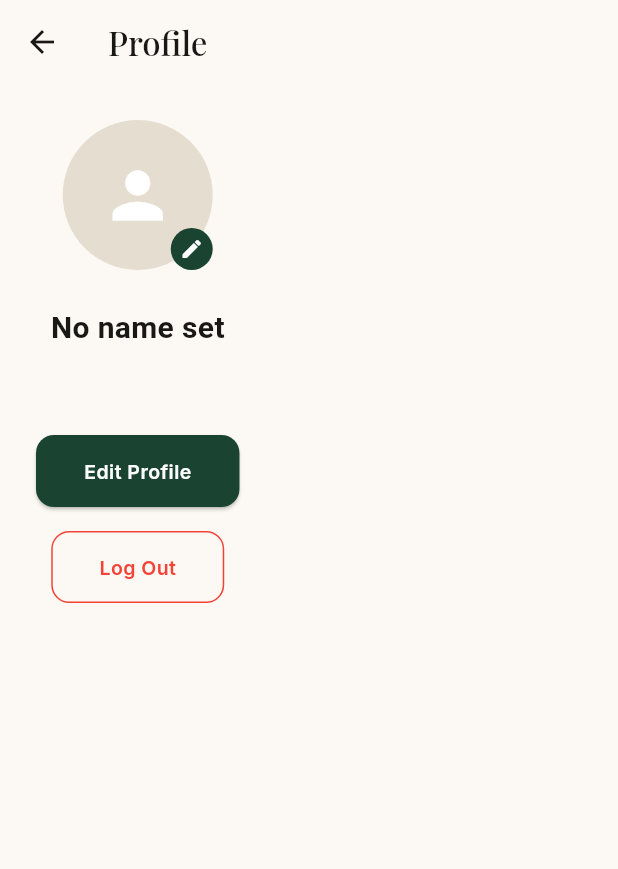
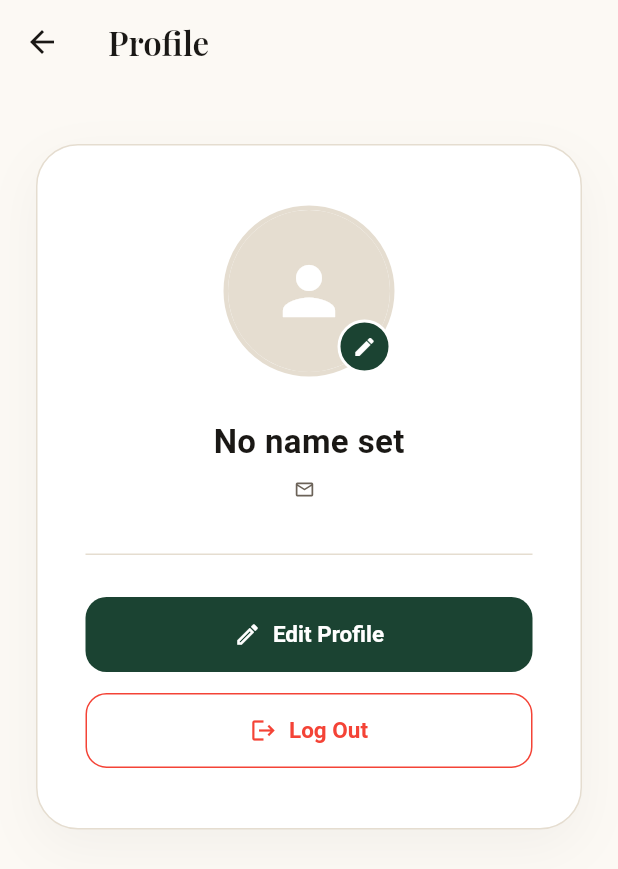
Before and after one commit to Krithi-Acharya/jewellry_vault, a Flutter app: the ProfileScreen screen opened by its route, on a phone screen of 412 x 824 dp. Shown: the top 869 px of the screen. Run offline on Flutter 3.47's test engine with Material 3 defaults, Android fonts, the phone set to English and light mode, and no system bars; our stand-ins replace cached_network_image, dio, firebase_auth, firebase_core, flutter_colorpicker, flutter_dotenv and 2 more; accounts and stored records are empty; network calls fail.

Commit message:
Redesign profile screen UI

```diff
--- a/lib/screens/profile_screen.dart
+++ b/lib/screens/profile_screen.dart
@@ -9,6 +9,7 @@ const kEmerald = Color(0xFF1B4332);
 const kBorder = Color(0xFFE5DDD0);
 const kText = Color(0xFF1A1815);
 const kGrey = Color(0xFF6B6258);
+const kCard = Color(0xFFFFFFFF);
 
 class ProfileScreen extends StatefulWidget {
   const ProfileScreen({super.key});
@@ -77,21 +78,27 @@ class _ProfileScreenState extends State<ProfileScreen> {
     }
   }
 
-  // Clears the photo, both locally and on the Firebase profile.
+  // Clears the photo locally; actual removal happens on Save.
   Future<void> removePhoto() async {
     setState(() => photoUrl = null);
-    await user?.updatePhotoURL(null);
     if (mounted) {
       ScaffoldMessenger.of(context).showSnackBar(
-        const SnackBar(content: Text('Photo removed')),
+        const SnackBar(content: Text('Photo removed — tap Save Changes to confirm')),
       );
     }
   }
 
-  // Sends the updated name + photo to Firebase so it's actually saved.
+  // Persists whatever photoUrl currently is (new photo, or null if removed)
+  // plus the name, then reloads so the dashboard picks up the change.
+  //
+  // NOTE: passing an empty string instead of null when clearing the photo
+  // is required — Firebase's native SDKs treat updatePhotoURL(null) as
+  // "leave the field unchanged," not "clear it," so null alone silently
+  // fails to remove the photo on the account.
   Future<void> saveChanges() async {
     await user?.updateDisplayName(nameController.text);
-    await user?.updatePhotoURL(photoUrl);
+    await user?.updatePhotoURL(photoUrl ?? '');
+    await user?.reload();
     setState(() => isEditing = false);
     if (mounted) {
       ScaffoldMessenger.of(context).showSnackBar(
@@ -112,32 +119,65 @@ class _ProfileScreenState extends State<ProfileScreen> {
       appBar: AppBar(
         backgroundColor: kBg,
         elevation: 0,
-        title: const Text('Profile', style: TextStyle(color: kText)),
+        title: const Text(
+          'Profile',
+          style: TextStyle(color: kText, fontWeight: FontWeight.w600),
+        ),
         iconTheme: const IconThemeData(color: kText),
       ),
-      body: Padding(
-        padding: const EdgeInsets.all(24),
+      body: SingleChildScrollView(
+        padding: const EdgeInsets.symmetric(vertical: 40),
+        child: Center(
+          child: ConstrainedBox(
+            constraints: const BoxConstraints(maxWidth: 440),
+            child: Padding(
+              padding: const EdgeInsets.symmetric(horizontal: 24),
+              child: Container(
+                width: double.infinity,
+                padding: const EdgeInsets.symmetric(vertical: 40, horizontal: 32),
+                decoration: BoxDecoration(
+                  color: kCard,
+                  borderRadius: BorderRadius.circular(28),
+                  border: Border.all(color: kBorder),
+                  boxShadow: [
+                    BoxShadow(
+                      color: Colors.black.withOpacity(0.04),
+                      blurRadius: 30,
+                      offset: const Offset(0, 12),
+                    ),
+                  ],
+                ),
                 child: Column(
                   children: [
                     // Avatar with an edit button on top
                     Stack(
                       children: [
-                CircleAvatar(
-                  radius: 50,
+                        Container(
+                          decoration: BoxDecoration(
+                            shape: BoxShape.circle,
+                            border: Border.all(color: kBorder, width: 3),
+                          ),
+                          child: CircleAvatar(
+                            radius: 54,
                             backgroundColor: kBorder,
                             backgroundImage: photoUrl != null ? NetworkImage(photoUrl!) : null,
                             child: photoUrl == null
-                      ? const Icon(Icons.person, size: 50, color: Colors.white)
+                                ? const Icon(Icons.person, size: 52, color: Colors.white)
                                 : null,
                           ),
+                        ),
                         Positioned(
-                  bottom: 0,
-                  right: 0,
+                          bottom: 2,
+                          right: 2,
                           child: GestureDetector(
                             onTap: isUploadingPhoto ? null : pickAndUploadPhoto,
                             child: Container(
-                      padding: const EdgeInsets.all(6),
-                      decoration: const BoxDecoration(color: kEmerald, shape: BoxShape.circle),
+                              padding: const EdgeInsets.all(8),
+                              decoration: BoxDecoration(
+                                color: kEmerald,
+                                shape: BoxShape.circle,
+                                border: Border.all(color: kCard, width: 2),
+                              ),
                               child: isUploadingPhoto
                                   ? const SizedBox(
                                       width: 16,
@@ -152,57 +192,126 @@ class _ProfileScreenState extends State<ProfileScreen> {
                     ),
 
                     // Remove Photo — only shows up if there's actually a photo set
-            if (photoUrl != null)
-              TextButton(
+                    if (photoUrl != null) ...[
+                      const SizedBox(height: 12),
+                      TextButton.icon(
                         onPressed: isUploadingPhoto ? null : removePhoto,
-                child: const Text('Remove Photo', style: TextStyle(color: Colors.red, fontSize: 12)),
+                        icon: const Icon(Icons.delete_outline, size: 16, color: Colors.redAccent),
+                        label: const Text(
+                          'Remove Photo',
+                          style: TextStyle(color: Colors.redAccent, fontSize: 13, fontWeight: FontWeight.w500),
                         ),
+                        style: TextButton.styleFrom(
+                          padding: const EdgeInsets.symmetric(horizontal: 12, vertical: 4),
+                          minimumSize: Size.zero,
+                          tapTargetSize: MaterialTapTargetSize.shrinkWrap,
+                        ),
+                      ),
+                    ],
 
-            const SizedBox(height: 24),
+                    const SizedBox(height: 28),
 
                     // Name — either plain text or an editable field
                     isEditing
                         ? TextField(
                             controller: nameController,
                             textAlign: TextAlign.center,
-                    style: const TextStyle(fontSize: 20, fontWeight: FontWeight.bold),
-                    decoration: const InputDecoration(hintText: 'Your name'),
+                            style: const TextStyle(fontSize: 20, fontWeight: FontWeight.w600, color: kText),
+                            decoration: InputDecoration(
+                              hintText: 'Your name',
+                              filled: true,
+                              fillColor: kBg,
+                              contentPadding: const EdgeInsets.symmetric(horizontal: 16, vertical: 12),
+                              border: OutlineInputBorder(
+                                borderRadius: BorderRadius.circular(12),
+                                borderSide: const BorderSide(color: kBorder),
+                              ),
+                              enabledBorder: OutlineInputBorder(
+                                borderRadius: BorderRadius.circular(12),
+                                borderSide: const BorderSide(color: kBorder),
+                              ),
+                              focusedBorder: OutlineInputBorder(
+                                borderRadius: BorderRadius.circular(12),
+                                borderSide: const BorderSide(color: kEmerald, width: 1.5),
+                              ),
+                            ),
                           )
                         : Text(
                             nameController.text.isEmpty ? 'No name set' : nameController.text,
-                    style: const TextStyle(fontSize: 20, fontWeight: FontWeight.bold, color: kText),
+                            style: const TextStyle(fontSize: 22, fontWeight: FontWeight.w700, color: kText),
                           ),
-            const SizedBox(height: 4),
+
+                    const SizedBox(height: 6),
 
                     // Email — read only, since it's tied to the login itself
-            Text(user?.email ?? '', style: const TextStyle(color: kGrey)),
+                    Row(
+                      mainAxisAlignment: MainAxisAlignment.center,
+                      children: [
+                        const Icon(Icons.mail_outline, size: 14, color: kGrey),
+                        const SizedBox(width: 6),
+                        Text(
+                          user?.email ?? '',
+                          style: const TextStyle(color: kGrey, fontSize: 14),
+                        ),
+                      ],
+                    ),
+
                     const SizedBox(height: 32),
+                    Divider(color: kBorder, height: 1),
+                    const SizedBox(height: 28),
 
                     // Edit / Save toggle button
-            ElevatedButton(
+                    SizedBox(
+                      width: double.infinity,
+                      child: ElevatedButton(
                         onPressed: isEditing ? saveChanges : () => setState(() => isEditing = true),
                         style: ElevatedButton.styleFrom(
                           backgroundColor: kEmerald,
                           foregroundColor: Colors.white,
-                padding: const EdgeInsets.symmetric(horizontal: 32, vertical: 16),
-                shape: RoundedRectangleBorder(borderRadius: BorderRadius.circular(12)),
+                          padding: const EdgeInsets.symmetric(vertical: 16),
+                          elevation: 0,
+                          shape: RoundedRectangleBorder(borderRadius: BorderRadius.circular(14)),
+                          textStyle: const TextStyle(fontSize: 15, fontWeight: FontWeight.w600),
                         ),
-              child: Text(isEditing ? 'Save Changes' : 'Edit Profile'),
+                        child: Row(
+                          mainAxisAlignment: MainAxisAlignment.center,
+                          children: [
+                            Icon(isEditing ? Icons.check : Icons.edit_outlined, size: 18),
+                            const SizedBox(width: 8),
+                            Text(isEditing ? 'Save Changes' : 'Edit Profile'),
+                          ],
                         ),
-            const SizedBox(height: 16),
+                      ),
+                    ),
+                    const SizedBox(height: 14),
 
                     // Logout
-            OutlinedButton(
+                    SizedBox(
+                      width: double.infinity,
+                      child: OutlinedButton(
                         onPressed: logout,
                         style: OutlinedButton.styleFrom(
                           foregroundColor: Colors.red,
                           side: const BorderSide(color: Colors.red),
-                padding: const EdgeInsets.symmetric(horizontal: 32, vertical: 16),
-                shape: RoundedRectangleBorder(borderRadius: BorderRadius.circular(12)),
+                          padding: const EdgeInsets.symmetric(vertical: 16),
+                          shape: RoundedRectangleBorder(borderRadius: BorderRadius.circular(14)),
+                          textStyle: const TextStyle(fontSize: 15, fontWeight: FontWeight.w600),
                         ),
-              child: const Text('Log Out'),
+                        child: Row(
+                          mainAxisAlignment: MainAxisAlignment.center,
+                          children: const [
+                            Icon(Icons.logout, size: 18),
+                            SizedBox(width: 8),
+                            Text('Log Out'),
+                          ],
+                        ),
+                      ),
                     ),
                   ],
+                ),
+              ),
+            ),
+          ),
         ),
       ),
     );
```
Lines whose indentation alone changed are shown as unchanged.
